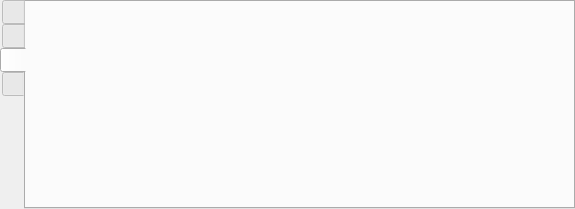
Old version of the form Gui/Options/optionwidget.ui in the repository rpdhunter/swbox.
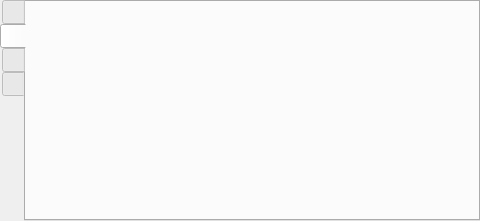
New version of the form. The open tabs and pages were chosen to show the change.

Patch:
```diff
--- a/Gui/Options/optionwidget.ui
+++ b/Gui/Options/optionwidget.ui
@@ -6,8 +6,8 @@
    <rect>
     <x>0</x>
     <y>0</y>
-    <width>575</width>
-    <height>209</height>
+    <width>480</width>
+    <height>221</height>
    </rect>
   </property>
   <property name="windowTitle">
@@ -42,16 +42,16 @@
        <string/>
       </attribute>
      </widget>
-     <widget class="QWidget" name="tab_2">
-      <attribute name="title">
-       <string/>
-      </attribute>
-     </widget>
      <widget class="QWidget" name="tab_3">
       <attribute name="title">
        <string/>
       </attribute>
      </widget>
+     <widget class="QWidget" name="tab_2">
+      <attribute name="title">
+       <string/>
+      </attribute>
+     </widget>
      <widget class="QWidget" name="tab_4">
       <attribute name="title">
        <string/>
```
Left out of the diff: 2 changed lines with no effect on the pictures.
